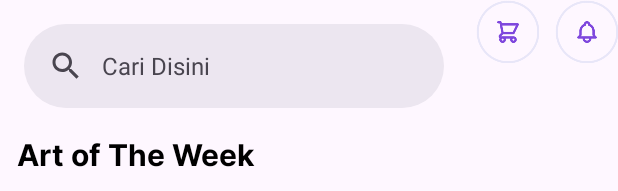
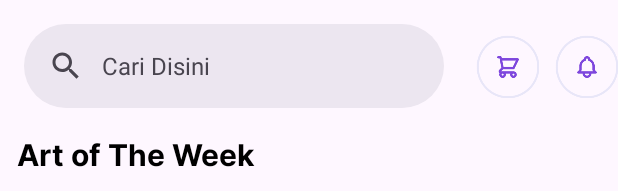
Before and after one commit to Capstone-Project-Sekarya/sekarya-mobile-app, an Android app: the layout fragment_home.xml on its own in the app's theme, with its tools: preview values and no code run, on a phone screen of 412 x 824 dp. Shown: the top 191 px of the screen. Run offline under Robolectric (Android 15) with nearby library versions, the phone set to English and light mode, and no system bars.

Commit message:
Merged home create

```diff
--- a/app/src/main/AndroidManifest.xml
+++ b/app/src/main/AndroidManifest.xml
@@ -36,6 +36,7 @@
             android:name=".MainActivity"
             android:exported="false">
         </activity>
+        <activity android:name="com.android.sekarya_mobile_app.ui.NavigationActivity" />
     </application>
 
 </manifest>
--- a/app/src/main/res/layout/fragment_home.xml
+++ b/app/src/main/res/layout/fragment_home.xml
@@ -22,6 +22,7 @@
             android:layout_height="42dp"
             android:src="@drawable/ic_cart"
             android:layout_marginHorizontal="5dp"
+            android:layout_marginTop="23dp"
             android:contentDescription="@string/button_cart"/>
 
         <ImageView
@@ -29,6 +30,7 @@
             android:layout_height="42dp"
             android:src="@drawable/ic_notif"
             android:layout_marginHorizontal="5dp"
+            android:layout_marginTop="23dp"
             android:contentDescription="@string/button_notifications"/>
 
     </LinearLayout>
```
